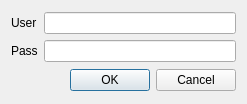
Before: the Qt Designer form Autorization/autorizationdialog.ui in Sakton/CONVEYANCE_QV1, drawn with Qt 5.
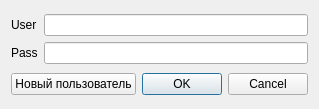
After: the same form once the commit is applied.

Diff of the .ui file:
```diff
--- a/Autorization/autorizationdialog.ui
+++ b/Autorization/autorizationdialog.ui
@@ -6,8 +6,8 @@
    <rect>
     <x>0</x>
     <y>0</y>
-    <width>247</width>
-    <height>104</height>
+    <width>306</width>
+    <height>109</height>
    </rect>
   </property>
   <property name="windowTitle">
@@ -43,6 +43,15 @@
     </layout>
    </item>
    <item row="1" column="0">
+    <layout class="QHBoxLayout" name="horizontalLayout">
+     <item>
+      <widget class="QPushButton" name="pushButtonAddNewUser">
+       <property name="text">
+        <string>Новый пользователь</string>
+       </property>
+      </widget>
+     </item>
+     <item>
     <widget class="QDialogButtonBox" name="buttonBox">
      <property name="orientation">
       <enum>Qt::Horizontal</enum>
@@ -53,6 +62,8 @@
     </widget>
    </item>
   </layout>
+   </item>
+  </layout>
  </widget>
  <resources/>
  <connections>
```
Left out of the diff: 19 changed lines with no effect on the pictures. Lines whose indentation alone changed are shown as unchanged.
